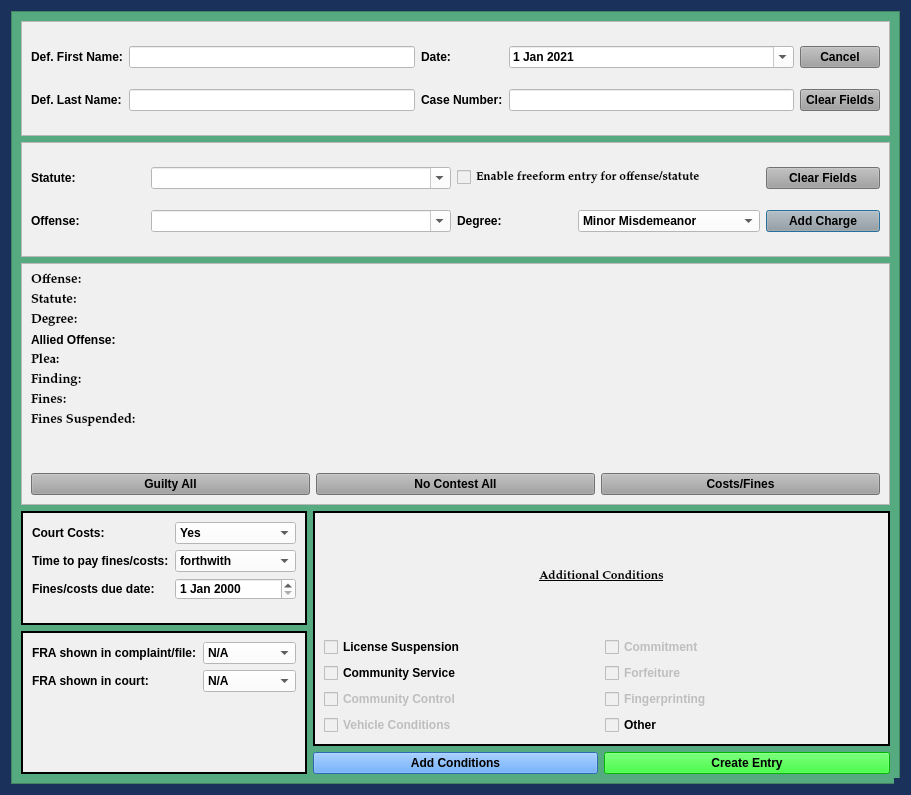
Before: the Qt Designer form views/ui/NoJailPleaDialog.ui in HunterProgram22/MuniEntry, drawn with Qt 5.
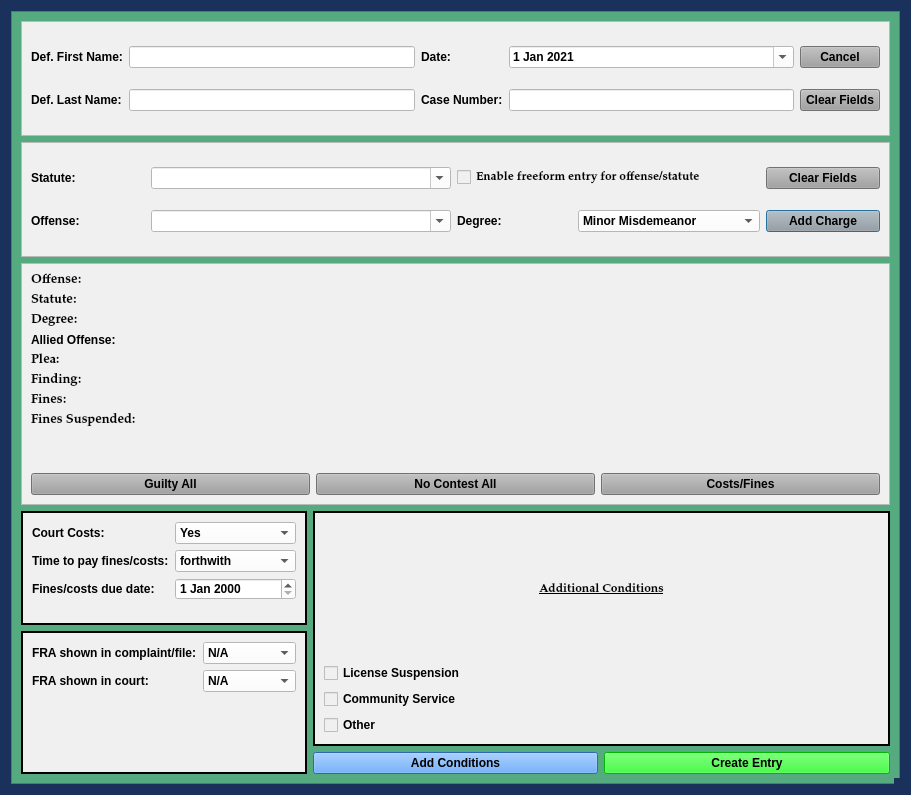
After: the same form once the commit is applied.

Commit message: Removed community control and other unused conditions.

```diff
--- a/views/ui/NoJailPleaDialog.ui
+++ b/views/ui/NoJailPleaDialog.ui
@@ -816,7 +816,21 @@
          <property name="lineWidth">
           <number>2</number>
          </property>
-         <layout class="QGridLayout" name="gridLayout_6" rowstretch="1,3">
+         <layout class="QGridLayout" name="gridLayout_5">
+          <item row="1" column="0">
+           <widget class="QCheckBox" name="license_suspension_checkBox">
+            <property name="text">
+             <string>License Suspension</string>
+            </property>
+           </widget>
+          </item>
+          <item row="2" column="0">
+           <widget class="QCheckBox" name="community_service_checkBox">
+            <property name="text">
+             <string>Community Service</string>
+            </property>
+           </widget>
+          </item>
           <item row="0" column="0">
            <widget class="QLabel" name="label_24">
             <property name="font">
@@ -837,104 +851,18 @@
             </property>
            </widget>
           </item>
-          <item row="1" column="0">
-           <layout class="QGridLayout" name="add_conditions_gridLayout">
-            <item row="0" column="0">
-             <widget class="QCheckBox" name="license_suspension_checkBox">
-              <property name="text">
-               <string>License Suspension</string>
-              </property>
-             </widget>
-            </item>
-            <item row="0" column="1">
-             <widget class="QCheckBox" name="checkBox_4">
-              <property name="enabled">
-               <bool>false</bool>
-              </property>
-              <property name="sizePolicy">
-               <sizepolicy hsizetype="Preferred" vsizetype="Fixed">
-                <horstretch>0</horstretch>
-                <verstretch>0</verstretch>
-               </sizepolicy>
-              </property>
-              <property name="focusPolicy">
-               <enum>Qt::NoFocus</enum>
-              </property>
-              <property name="text">
-               <string>Commitment</string>
-              </property>
-             </widget>
-            </item>
-            <item row="1" column="0">
-             <widget class="QCheckBox" name="community_service_checkBox">
-              <property name="text">
-               <string>Community Service</string>
-              </property>
-             </widget>
-            </item>
-            <item row="1" column="1">
-             <widget class="QCheckBox" name="checkBox_5">
-              <property name="enabled">
-               <bool>false</bool>
-              </property>
-              <property name="focusPolicy">
-               <enum>Qt::NoFocus</enum>
-              </property>
-              <property name="text">
-               <string>Forfeiture</string>
-              </property>
-             </widget>
-            </item>
-            <item row="2" column="0">
-             <widget class="QCheckBox" name="community_control_checkBox">
-              <property name="enabled">
-               <bool>false</bool>
-              </property>
-              <property name="text">
-               <string>Community Control</string>
-              </property>
-             </widget>
-            </item>
-            <item row="2" column="1">
-             <widget class="QCheckBox" name="checkBox_3">
-              <property name="enabled">
-               <bool>false</bool>
-              </property>
-              <property name="focusPolicy">
-               <enum>Qt::NoFocus</enum>
-              </property>
-              <property name="text">
-               <string>Fingerprinting</string>
-              </property>
-             </widget>
-            </item>
-            <item row="3" column="0">
-             <widget class="QCheckBox" name="checkBox_7">
-              <property name="enabled">
-               <bool>false</bool>
-              </property>
-              <property name="focusPolicy">
-               <enum>Qt::NoFocus</enum>
-              </property>
-              <property name="text">
-               <string>Vehicle Conditions</string>
-              </property>
-             </widget>
-            </item>
-            <item row="3" column="1">
-             <widget class="QCheckBox" name="other_conditions_checkBox">
-              <property name="enabled">
-               <bool>true</bool>
-              </property>
-              <property name="focusPolicy">
-               <enum>Qt::NoFocus</enum>
-              </property>
-              <property name="text">
-               <string>Other</string>
-              </property>
-             </widget>
-            </item>
-           </layout>
+          <item row="3" column="0">
+           <widget class="QCheckBox" name="other_conditions_checkBox">
+            <property name="enabled">
+             <bool>true</bool>
+            </property>
+            <property name="focusPolicy">
+             <enum>Qt::NoFocus</enum>
+            </property>
+            <property name="text">
+             <string>Other</string>
+            </property>
+           </widget>
           </item>
          </layout>
         </widget>
```
Left out of the diff: 1 changed line with no effect on the pictures. The commit also changes 5 other files.
